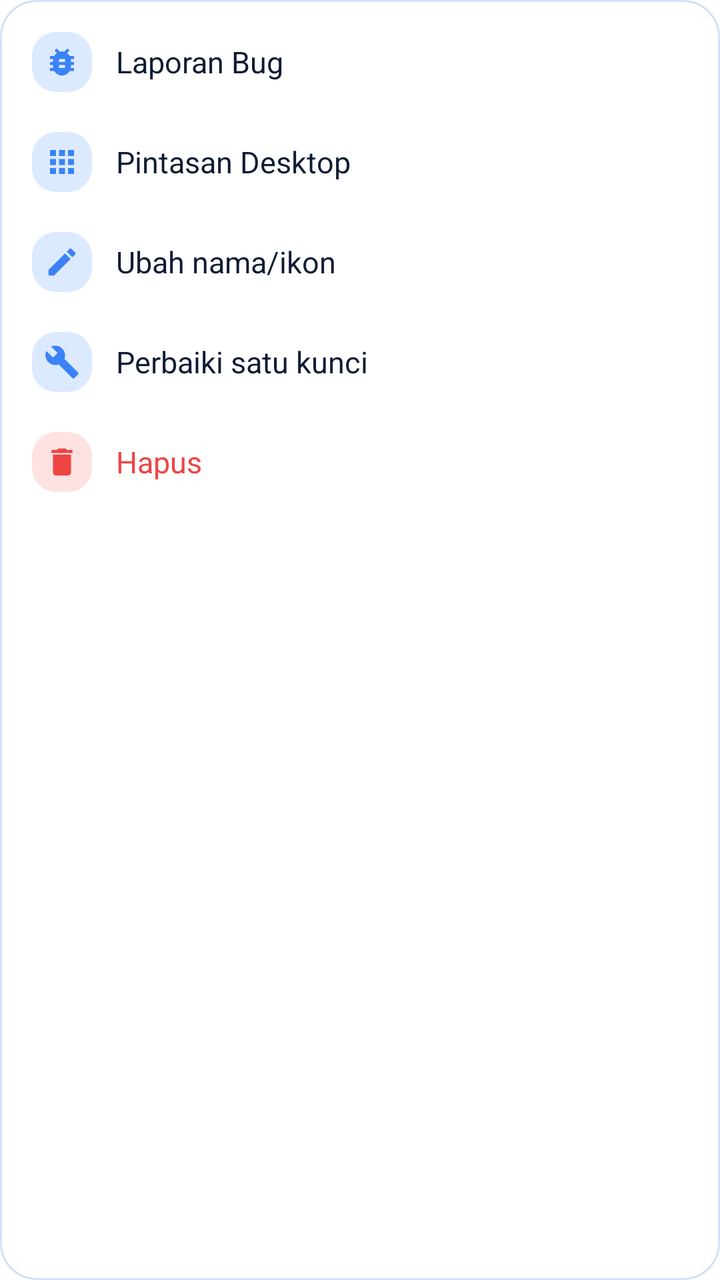
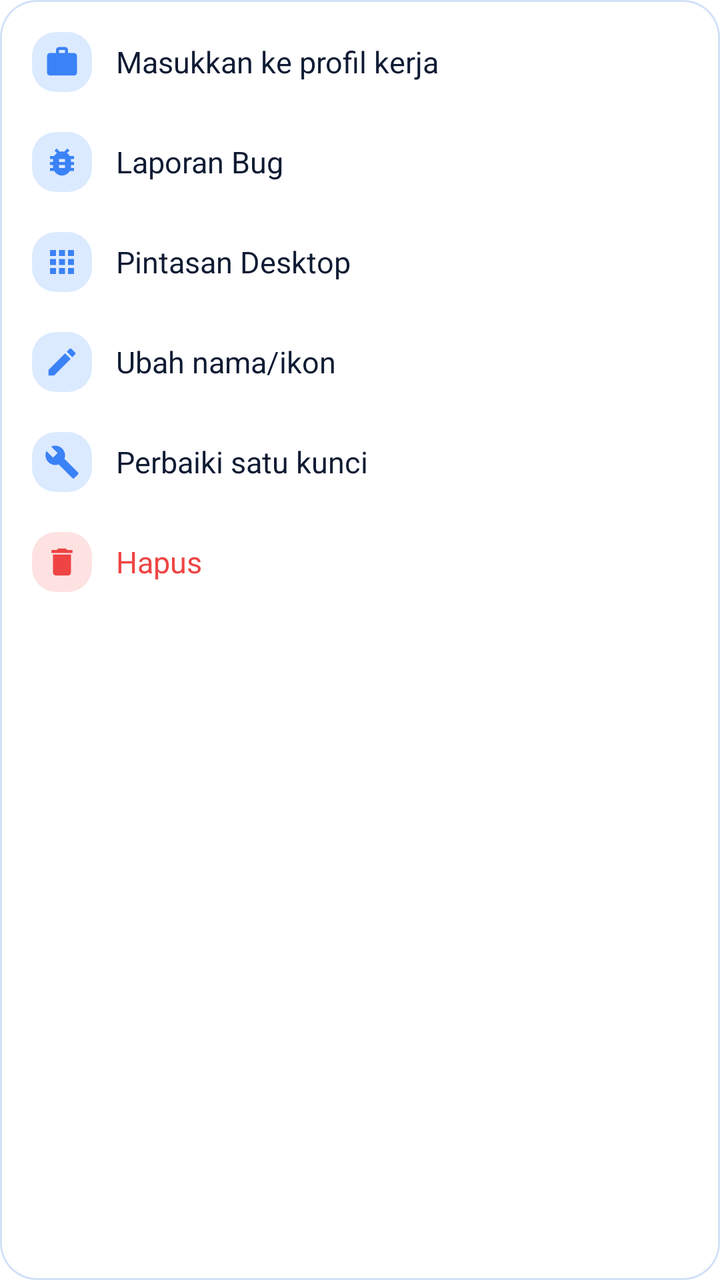

Compare the two renders of this Android layout. The source of the first and the diff that turns it into the second are given below.
<!-- AndroidManifest.xml: application theme Theme.NexClone -->
<!-- res/layout/popup_clone_menu.xml -->
<?xml version="1.0" encoding="utf-8"?>
<LinearLayout xmlns:android="http://schemas.android.com/apk/res/android"
    xmlns:app="http://schemas.android.com/apk/res-auto"
    android:layout_width="wrap_content"
    android:layout_height="wrap_content"
    android:background="@drawable/bg_popup"
    android:orientation="vertical"
    android:padding="6dp">

    <LinearLayout
        android:id="@+id/menuBug"
        android:layout_width="match_parent"
        android:layout_height="50dp"
        android:background="?attr/selectableItemBackground"
        android:gravity="center_vertical"
        android:orientation="horizontal"
        android:paddingStart="10dp"
        android:paddingEnd="14dp">

        <ImageView
            android:layout_width="30dp"
            android:layout_height="30dp"
            android:background="@drawable/bg_icon_tile"
            android:contentDescription="@null"
            android:padding="6dp"
            android:src="@drawable/ic_bug"
            app:tint="@color/primary" />

        <TextView
            android:layout_width="wrap_content"
            android:layout_height="wrap_content"
            android:layout_marginStart="12dp"
            android:text="@string/menu_bug"
            android:textColor="@color/on_surface"
            android:textSize="15sp" />
    </LinearLayout>

    <LinearLayout
        android:id="@+id/menuShortcut"
        android:layout_width="match_parent"
        android:layout_height="50dp"
        android:background="?attr/selectableItemBackground"
        android:gravity="center_vertical"
        android:orientation="horizontal"
        android:paddingStart="10dp"
        android:paddingEnd="14dp">

        <ImageView
            android:layout_width="30dp"
            android:layout_height="30dp"
            android:background="@drawable/bg_icon_tile"
            android:contentDescription="@null"
            android:padding="6dp"
            android:src="@drawable/ic_apps"
            app:tint="@color/primary" />

        <TextView
            android:layout_width="wrap_content"
            android:layout_height="wrap_content"
            android:layout_marginStart="12dp"
            android:text="@string/menu_shortcut"
            android:textColor="@color/on_surface"
            android:textSize="15sp" />
    </LinearLayout>

    <LinearLayout
        android:id="@+id/menuEdit"
        android:layout_width="match_parent"
        android:layout_height="50dp"
        android:background="?attr/selectableItemBackground"
        android:gravity="center_vertical"
        android:orientation="horizontal"
        android:paddingStart="10dp"
        android:paddingEnd="14dp">

        <ImageView
            android:layout_width="30dp"
            android:layout_height="30dp"
            android:background="@drawable/bg_icon_tile"
            android:contentDescription="@null"
            android:padding="6dp"
            android:src="@drawable/ic_edit"
            app:tint="@color/primary" />

        <TextView
            android:layout_width="wrap_content"
            android:layout_height="wrap_content"
            android:layout_marginStart="12dp"
            android:text="@string/menu_edit"
            android:textColor="@color/on_surface"
            android:textSize="15sp" />
    </LinearLayout>

    <LinearLayout
        android:id="@+id/menuRepair"
        android:layout_width="match_parent"
        android:layout_height="50dp"
        android:background="?attr/selectableItemBackground"
        android:gravity="center_vertical"
        android:orientation="horizontal"
        android:paddingStart="10dp"
        android:paddingEnd="14dp">

        <ImageView
            android:layout_width="30dp"
            android:layout_height="30dp"
            android:background="@drawable/bg_icon_tile"
            android:contentDescription="@null"
            android:padding="6dp"
            android:src="@drawable/ic_build"
            app:tint="@color/primary" />

        <TextView
            android:layout_width="wrap_content"
            android:layout_height="wrap_content"
            android:layout_marginStart="12dp"
            android:text="@string/menu_repair"
            android:textColor="@color/on_surface"
            android:textSize="15sp" />
    </LinearLayout>

    <LinearLayout
        android:id="@+id/menuDelete"
        android:layout_width="match_parent"
        android:layout_height="50dp"
        android:background="?attr/selectableItemBackground"
        android:gravity="center_vertical"
        android:orientation="horizontal"
        android:paddingStart="10dp"
        android:paddingEnd="14dp">

        <ImageView
            android:layout_width="30dp"
            android:layout_height="30dp"
            android:background="@drawable/bg_tile_danger"
            android:contentDescription="@null"
            android:padding="6dp"
            android:src="@drawable/ic_delete"
            app:tint="@color/danger" />

        <TextView
            android:layout_width="wrap_content"
            android:layout_height="wrap_content"
            android:layout_marginStart="12dp"
            android:text="@string/menu_delete"
            android:textColor="@color/danger"
            android:textSize="15sp" />
    </LinearLayout>
</LinearLayout>
<!-- resources referenced by this layout -->
<resources>
  <color name="danger">#EF4444</color>
  <color name="on_surface">#0F1B33</color>
  <color name="primary">#3B82F6</color>
  <!-- drawable bg_icon_tile (drawable) -->
  <?xml version="1.0" encoding="utf-8"?>
  <shape xmlns:android="http://schemas.android.com/apk/res/android" android:shape="rectangle">
      <solid android:color="@color/primary_container" />
      <corners android:radius="12dp" />
  </shape>
  <!-- drawable bg_popup (drawable) -->
  <?xml version="1.0" encoding="utf-8"?>
  <shape xmlns:android="http://schemas.android.com/apk/res/android" android:shape="rectangle">
      <solid android:color="#FFFFFF" />
      <stroke android:width="1dp" android:color="@color/outline" />
      <corners android:radius="18dp" />
  </shape>
  <!-- drawable bg_tile_danger (drawable) -->
  <?xml version="1.0" encoding="utf-8"?>
  <shape xmlns:android="http://schemas.android.com/apk/res/android" android:shape="rectangle">
      <solid android:color="@color/danger_soft" />
      <corners android:radius="12dp" />
  </shape>
  <!-- drawable ic_apps (drawable) -->
  <?xml version="1.0" encoding="utf-8"?>
  <vector xmlns:android="http://schemas.android.com/apk/res/android"
      android:width="24dp"
      android:height="24dp"
      android:viewportWidth="24"
      android:viewportHeight="24">
      <path
          android:fillColor="#FFFFFFFF"
          android:pathData="M4,8h4V4H4V8zM10,20h4v-4h-4V20zM4,20h4v-4H4V20zM4,14h4v-4H4V14zM10,14h4v-4h-4V14zM16,4v4h4V4H16zM10,8h4V4h-4V8zM16,14h4v-4h-4V14zM16,20h4v-4h-4V20z" />
  </vector>
  <!-- drawable ic_delete (drawable) -->
  <?xml version="1.0" encoding="utf-8"?>
  <vector xmlns:android="http://schemas.android.com/apk/res/android"
      android:width="24dp"
      android:height="24dp"
      android:viewportWidth="24"
      android:viewportHeight="24">
      <path
          android:fillColor="#FFFFFFFF"
          android:pathData="M6,19c0,1.1 0.9,2 2,2h8c1.1,0 2,-0.9 2,-2V7H6v12zM19,4h-3.5l-1,-1h-5l-1,1H5v2h14V4z" />
  </vector>
  <!-- drawable ic_edit (drawable) -->
  <?xml version="1.0" encoding="utf-8"?>
  <vector xmlns:android="http://schemas.android.com/apk/res/android"
      android:width="24dp"
      android:height="24dp"
      android:viewportWidth="24"
      android:viewportHeight="24">
      <path
          android:fillColor="#FFFFFFFF"
          android:pathData="M3,17.25V21h3.75L17.81,9.94l-3.75,-3.75L3,17.25zM20.71,7.04c0.39,-0.39 0.39,-1.02 0,-1.41l-2.34,-2.34c-0.39,-0.39 -1.02,-0.39 -1.41,0l-1.83,1.83 3.75,3.75 1.83,-1.83z" />
  </vector>
  <string name="menu_bug">Laporan Bug</string>
  <string name="menu_delete">Hapus</string>
  <string name="menu_edit">Ubah nama/ikon</string>
  <string name="menu_repair">Perbaiki satu kunci</string>
  <string name="menu_shortcut">Pintasan Desktop</string>
  <color name="primary_container">#DCEAFF</color>
  <color name="outline">#D3E1F8</color>
  <color name="danger_soft">#FEE2E2</color>
  <color name="on_primary">#FFFFFF</color>
  <color name="on_primary_container">#0B3A82</color>
  <color name="secondary">#2563EB</color>
  <color name="surface_high">#E8F0FE</color>
  <color name="surface">#FFFFFF</color>
  <color name="on_surface_variant">#5B6B88</color>
  <color name="bg">#FFFFFF</color>
  <!-- unchanged entries left out for length: 3 -->
</resources>

<!-- the commit's change to res/layout/popup_clone_menu.xml (unified diff, before → after) -->
@@ -6,6 +6,34 @@
     android:background="@drawable/bg_popup"
     android:orientation="vertical"
     android:padding="6dp">
+
+    <LinearLayout
+        android:id="@+id/menuAdd"
+        android:layout_width="match_parent"
+        android:layout_height="50dp"
+        android:background="?attr/selectableItemBackground"
+        android:gravity="center_vertical"
+        android:orientation="horizontal"
+        android:paddingStart="10dp"
+        android:paddingEnd="14dp">
+
+        <ImageView
+            android:layout_width="30dp"
+            android:layout_height="30dp"
+            android:background="@drawable/bg_icon_tile"
+            android:contentDescription="@null"
+            android:padding="6dp"
+            android:src="@drawable/ic_work"
+            app:tint="@color/primary" />
+
+        <TextView
+            android:layout_width="wrap_content"
+            android:layout_height="wrap_content"
+            android:layout_marginStart="12dp"
+            android:text="@string/menu_add_profile"
+            android:textColor="@color/on_surface"
+            android:textSize="15sp" />
+    </LinearLayout>
 
     <LinearLayout
         android:id="@+id/menuBug"
<!-- resource entries referenced after the edit -->
@@ -55,6 +55,18 @@
           android:fillColor="#FFFFFFFF"
           android:pathData="M3,17.25V21h3.75L17.81,9.94l-3.75,-3.75L3,17.25zM20.71,7.04c0.39,-0.39 0.39,-1.02 0,-1.41l-2.34,-2.34c-0.39,-0.39 -1.02,-0.39 -1.41,0l-1.83,1.83 3.75,3.75 1.83,-1.83z" />
   </vector>
+  <!-- drawable ic_work (drawable) -->
+  <?xml version="1.0" encoding="utf-8"?>
+  <vector xmlns:android="http://schemas.android.com/apk/res/android"
+      android:width="24dp"
+      android:height="24dp"
+      android:viewportWidth="24"
+      android:viewportHeight="24">
+      <path
+          android:fillColor="#FFFFFFFF"
+          android:pathData="M20,6h-4L16,4c0,-1.11 -0.89,-2 -2,-2h-4c-1.11,0 -2,0.89 -2,2v2L4,6c-1.11,0 -1.99,0.89 -1.99,2L2,19c0,1.11 0.89,2 2,2h16c1.11,0 2,-0.89 2,-2L22,8c0,-1.11 -0.89,-2 -2,-2zM14,6h-4L10,4h4v2z" />
+  </vector>
+  <string name="menu_add_profile">Masukkan ke profil kerja</string>
   <string name="menu_bug">Laporan Bug</string>
   <string name="menu_delete">Hapus</string>
   <string name="menu_edit">Ubah nama/ikon</string>
